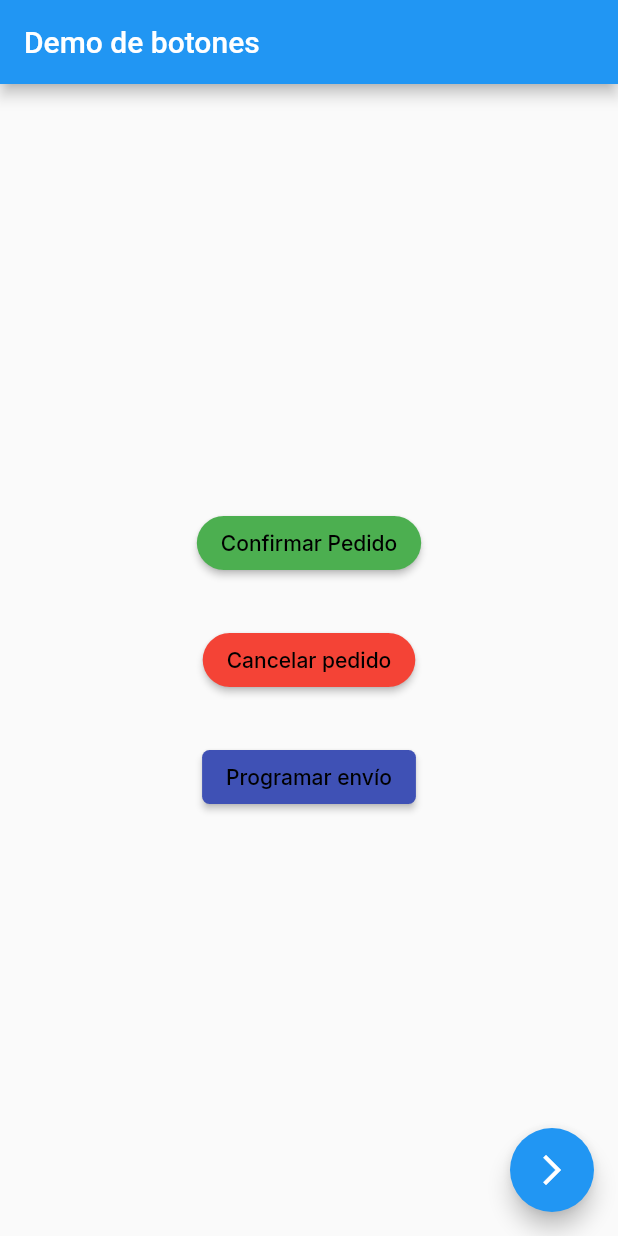
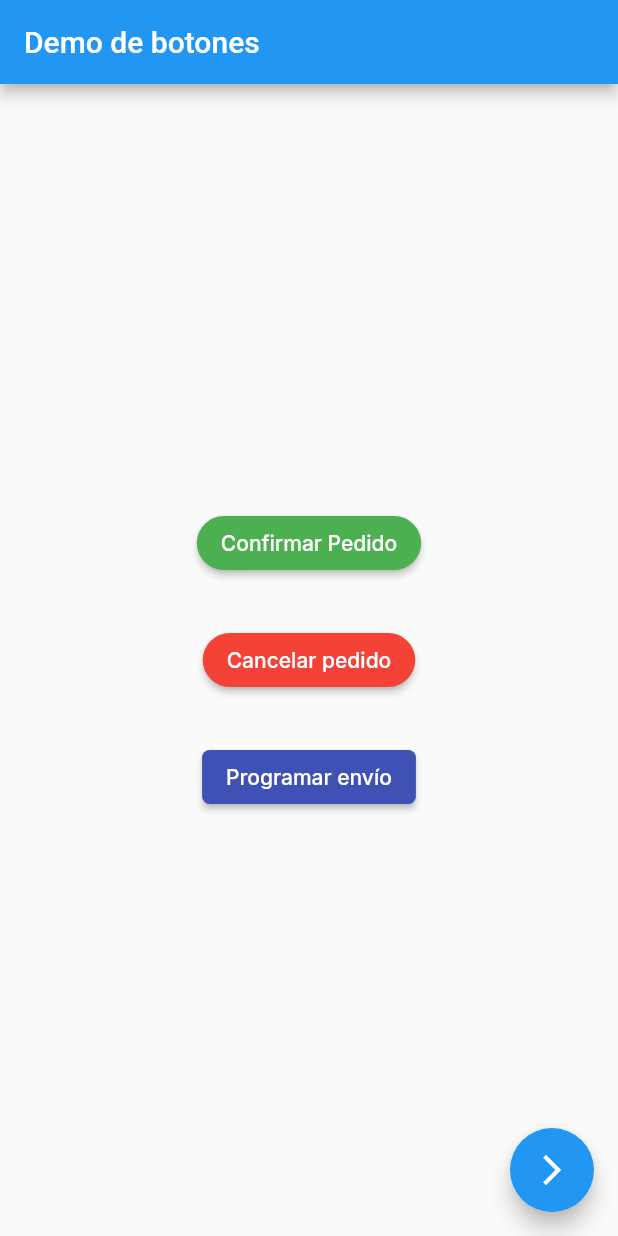
Before and after one commit to OmarGabrielRamirez/mstogo_app, a Flutter app: the screen it shows after launch, on a phone screen of 412 x 824 dp. Run offline on Flutter 3.47's test engine with Material 2 defaults, Android fonts, the phone set to English and light mode, and no system bars; our stand-ins replace get, get_storage, google_fonts.

Commit message:
Bordes corregidos

```diff
--- a/lib/main.dart
+++ b/lib/main.dart
@@ -20,7 +20,7 @@ class MyApp extends StatelessWidget {
       initialRoute: 'home',
       routes: {
         "home": (context) => HomePage(),
-        "second": (context) => SeconPage(),
+        "second": (context) => SecondPage(),
       },
     );
   }
--- a/lib/screens/home_page.dart
+++ b/lib/screens/home_page.dart
@@ -17,21 +17,21 @@ class HomePage extends StatelessWidget {
             child:
                 Column(mainAxisAlignment: MainAxisAlignment.center, children: [
               ButtonStyles(
-                child: Text("Confirmar Pedido", style: bodyTextStyle),
+                child: Text("Confirmar Pedido", style: buttonTextStyle),
                 color: Colors.green,
                 border: RoundedRectangleBorder(
                     borderRadius: BorderRadius.circular(30)),
               ),
               SizedBox(height: 30.0),
               ButtonStyles(
-                child: Text("Cancelar pedido", style: bodyTextStyle),
+                child: Text("Cancelar pedido", style: buttonTextStyle),
                 color: Colors.red,
                 border: RoundedRectangleBorder(
                     borderRadius: BorderRadius.circular(100)),
               ),
               SizedBox(height: 30.0),
               ButtonStyles(
-                child: Text("Programar envío", style: bodyTextStyle),
+                child: Text("Programar envío", style: buttonTextStyle),
                 color: Colors.indigo,
                 border: RoundedRectangleBorder(
                     borderRadius: BorderRadius.circular(5)),
--- a/lib/screens/second_page.dart
+++ b/lib/screens/second_page.dart
@@ -1,8 +1,8 @@
 import 'package:flutter/material.dart';
 import 'package:mining_solutions/widgets/text_model.dart';
 
-class SeconPage extends StatelessWidget {
-  const SeconPage({Key? key}) : super(key: key);
+class SecondPage extends StatelessWidget {
+  const SecondPage({Key? key}) : super(key: key);
 
   @override
   Widget build(BuildContext context) {
--- a/lib/theme.dart
+++ b/lib/theme.dart
@@ -34,6 +34,10 @@ TextStyle get bodyTextStyle {
   return GoogleFonts.inter(color: Get.isDarkMode ? Colors.white : Colors.black);
 }
 
+TextStyle get buttonTextStyle {
+  return GoogleFonts.inter(color: Colors.white);
+}
+
 TextStyle get loginTextStyle {
   return GoogleFonts.inter(
       fontSize: 24, color: primaryClr, fontWeight: FontWeight.w700);
--- a/lib/widgets/text_model.dart
+++ b/lib/widgets/text_model.dart
@@ -31,9 +31,7 @@ class InputTexts extends StatelessWidget {
               focusedBorder: UnderlineInputBorder(
                   borderSide: BorderSide(color: Colors.grey)),
               border: OutlineInputBorder(
-                  borderRadius: BorderRadius.only(
-                      topLeft: Radius.circular(5),
-                      topRight: Radius.circular(5))))),
+                  borderRadius: BorderRadius.all(Radius.circular(5.0))))),
     );
   }
 }
```
